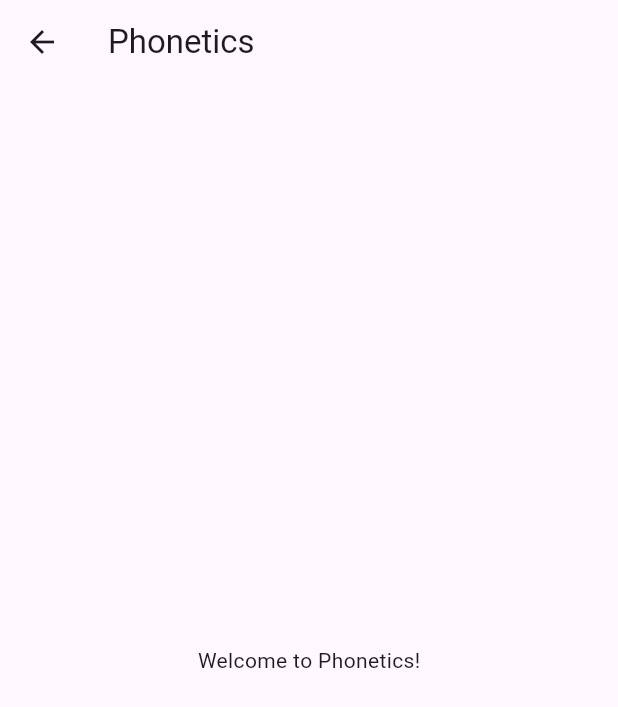
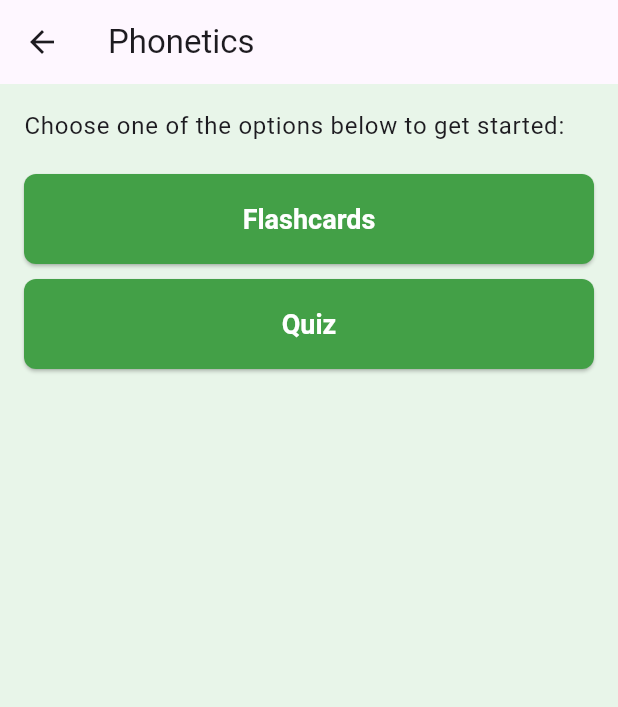
Before and after one commit to BhuvanK123/LIN101-Study-Hub, a Flutter app: the screen it shows after launch, after a tap on "Phonetics", on a phone screen of 412 x 824 dp. Shown: the top 707 px of the screen. Run offline on Flutter 3.47's test engine with Material 3 defaults, Android fonts, the phone set to English and light mode, and no system bars.

Commit message:
Updated UI and added new pages

```diff
--- a/lib/homepage.dart
+++ b/lib/homepage.dart
@@ -16,11 +16,14 @@ class HomePage extends StatelessWidget {
         padding: const EdgeInsets.all(16),
         child: Column(
           children: features.map((feature) {
-            return ElevatedButton(
-                onPressed: () {
-                  Navigator.pushNamed(context, feature['route']!);
-                },
-                child: Text(feature['title']!),
+            return Padding(
+              padding: const EdgeInsets.symmetric(vertical: 8.0),
+              child: ElevatedButton(
+                  onPressed: () {
+                    Navigator.pushNamed(context, feature['route']!);
+                  },
+                  child: Text(feature['title']!),
+              ),
             );
           }).toList(),
         ),
--- a/lib/main.dart
+++ b/lib/main.dart
@@ -1,4 +1,7 @@
 import 'package:flutter/material.dart';
+import 'package:lin101_prep/pages/phonetics_flashcards.dart';
+import 'package:lin101_prep/pages/phonetics_page.dart';
+import 'package:lin101_prep/pages/phonetics_quiz.dart';
 import 'homepage.dart';
 
 void main() {
@@ -13,25 +16,34 @@ class Lin101App extends StatelessWidget {
     return MaterialApp(
       title: 'LIN101 Study Hub',
       debugShowCheckedModeBanner: false,
-      theme: ThemeData(primarySwatch: Colors.green),
+      theme: ThemeData(
+        primarySwatch: Colors.green,
+        scaffoldBackgroundColor: Colors.green[50],
+        elevatedButtonTheme: ElevatedButtonThemeData(
+          style: ElevatedButton.styleFrom(
+            backgroundColor: Colors.green[600],
+            foregroundColor: Colors.white,
+            shape: RoundedRectangleBorder(
+              borderRadius: BorderRadius.circular(8)
+            ),
+            minimumSize: Size(double.infinity, 60),
+            padding: EdgeInsets.symmetric(horizontal: 24),
+            textStyle: TextStyle(fontSize: 18, fontWeight: FontWeight.w600),
+          ),
+        ),
+      ),
       home: HomePage(),
       routes: {
         '/phonetics': (context) => PhoneticsPage(),
+        '/p_flashcards': (context) => PhoneticsFlashcards(),
+        '/p_quiz': (context) => PhoneticsQuiz(),
         '/morphology': (context) => MorphologyPage(),
       },
     );
   }
 }
 
-class PhoneticsPage extends StatelessWidget {
-  @override
-  Widget build(BuildContext context) {
-    return Scaffold(
-      appBar: AppBar(title: Text('Phonetics')),
-      body: Center(child: Text('Welcome to Phonetics!')),
-    );
-  }
-}
+
 
 class MorphologyPage extends StatelessWidget {
   @override
--- /dev/null
+++ b/lib/pages/phonetics_flashcards.dart
@@ -0,0 +1,10 @@
+import 'package:flutter/material.dart';
+
+class PhoneticsFlashcards extends StatelessWidget {
+  const PhoneticsFlashcards({super.key});
+
+  @override
+  Widget build(BuildContext context) {
+    return const Placeholder();
+  }
+}
--- /dev/null
+++ b/lib/pages/phonetics_page.dart
@@ -0,0 +1,48 @@
+import 'package:flutter/material.dart';
+
+class PhoneticsPage extends StatelessWidget {
+  const PhoneticsPage({super.key});
+
+  @override
+  Widget build(BuildContext context) {
+    return Scaffold(
+      appBar: AppBar(title: Text('Phonetics')),
+      body: Padding(
+        padding: const EdgeInsets.all(16),
+        child: Column(
+          crossAxisAlignment: CrossAxisAlignment.start,
+          children: [
+            Text('Choose one of the options below to get started:', style: Theme.of(context).textTheme.bodyLarge),
+
+            SizedBox(height: 20),
+
+            // Flashcards button
+            ElevatedButton(
+              onPressed: () {
+                Navigator.pushNamed(context, '/p_flashcards');
+              },
+              style: ElevatedButton.styleFrom(
+                minimumSize: Size(double.infinity, 60),
+              ),
+              child: Text('Flashcards'),
+            ),
+
+            SizedBox(height: 10),
+
+            // Quiz Button
+            ElevatedButton(
+              onPressed: () {
+                Navigator.pushNamed(context, '/p_quiz');
+              },
+              style: ElevatedButton.styleFrom(
+                minimumSize: Size(double.infinity, 60),
+              ),
+              child: Text('Quiz'),
+            ),
+
+          ],
+        ),
+      )
+    );
+  }
+}
--- /dev/null
+++ b/lib/pages/phonetics_quiz.dart
@@ -0,0 +1,10 @@
+import 'package:flutter/material.dart';
+
+class PhoneticsQuiz extends StatelessWidget {
+  const PhoneticsQuiz({super.key});
+
+  @override
+  Widget build(BuildContext context) {
+    return const Placeholder();
+  }
+}
```
Also changed, not shown: lib/assets/phonetics_data.txt (added), 6 other files.
